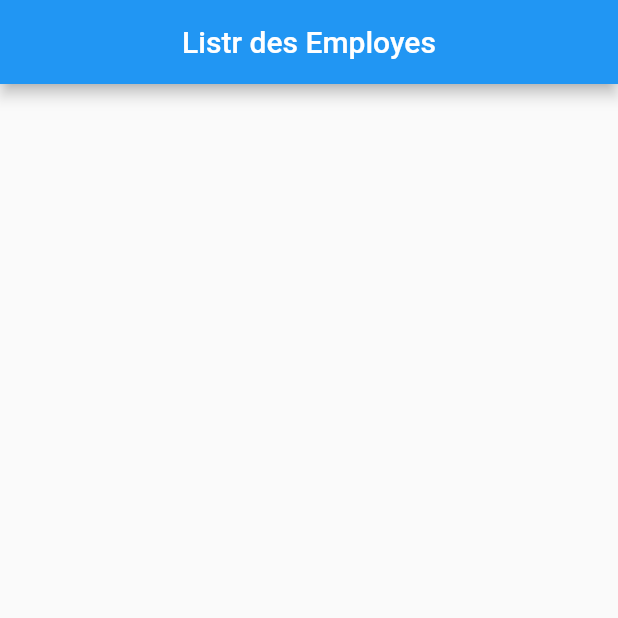
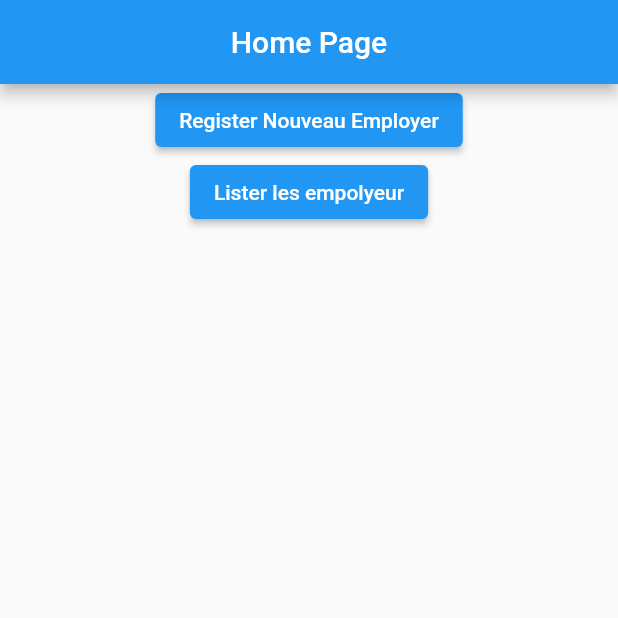
Before and after one commit to samer7073/flutter_enrgister_afficher_employer_sqlLite, a Flutter app: the screen it shows after launch, on a phone screen of 412 x 824 dp, the top half of it. Run offline on Flutter 3.47's test engine with Material 2 defaults, Android fonts, the light colour scheme and no system bars; our stand-ins replace sqflite; accounts and stored records are empty.

Commit message:
add welcome pages and tow buttons to navigate to screens

```diff
--- /dev/null
+++ b/lib/Welcome.dart
@@ -0,0 +1,33 @@
+// ignore_for_file: prefer_const_literals_to_create_immutables, prefer_const_constructors
+
+import 'package:flutter/material.dart';
+
+class Welcome extends StatelessWidget {
+  const Welcome({super.key});
+
+  @override
+  Widget build(BuildContext context) {
+    return Scaffold(
+      appBar: AppBar(
+        title: Text('Home Page'),
+        centerTitle: true,
+      ),
+      body: Center(
+        child: Column(
+          children: [
+            ElevatedButton(
+                onPressed: () {
+                  Navigator.pushNamed(context, '/register');
+                },
+                child: Text("Register Nouveau Employer")),
+            ElevatedButton(
+                onPressed: () {
+                  Navigator.pushNamed(context, '/listemployers');
+                },
+                child: Text("Lister les empolyeur"))
+          ],
+        ),
+      ),
+    );
+  }
+}
--- a/lib/main.dart
+++ b/lib/main.dart
@@ -1,5 +1,6 @@
 import 'package:flutter/material.dart';
 import 'package:flutter_application_tp5/ListEmployer.dart';
+import 'package:flutter_application_tp5/Welcome.dart';
 import 'package:flutter_application_tp5/addEmployee.dart';
 
 // Replace with the actual path
@@ -17,7 +18,12 @@ class MyApp extends StatelessWidget {
         primarySwatch: Colors.blue,
         visualDensity: VisualDensity.adaptivePlatformDensity,
       ),
-      home: ListEmployer(),
+      routes: {
+        '/': (context) => Welcome(), // Default route
+        '/register':(context) => AddEmployee(),
+        '/listemployers' : (context) => ListEmployer(),
+      },
+
     );
   }
 }
```
